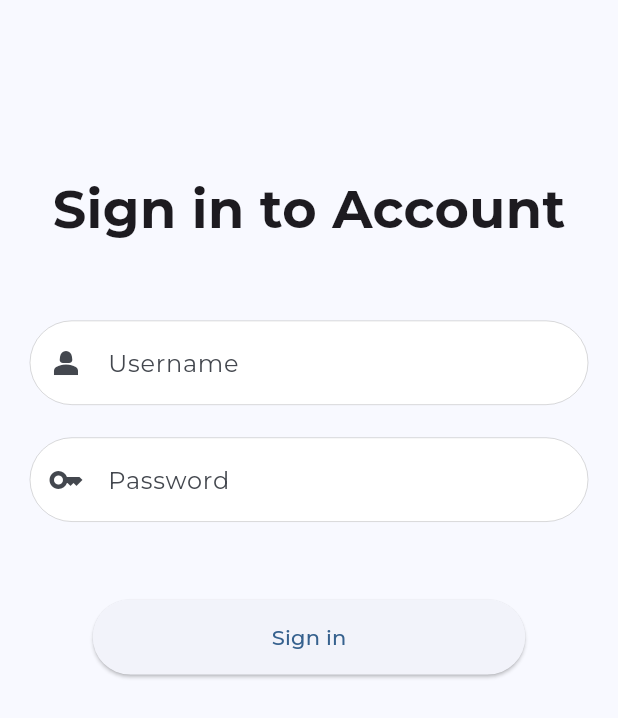
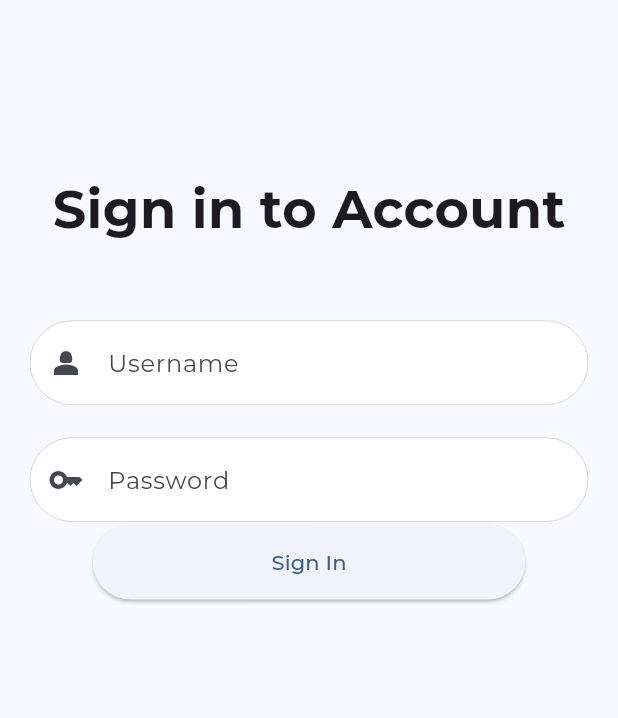
Before and after one commit to abhijithu1/medconnectapp, a Flutter app: the screen it shows after launch, on a phone screen of 412 x 824 dp. Shown: the top 718 px of the screen. Run offline on Flutter 3.47's test engine with Material 3 defaults, Android fonts, the phone set to English and light mode, and no system bars; our stand-ins replace flutter_secure_storage, get, google_fonts, shared_preferences; missing offline and left inert: mconnect.

Commit message:
Update authview.dart

```diff
--- a/lib/auth/authview.dart
+++ b/lib/auth/authview.dart
@@ -1,45 +1,15 @@
 import 'package:flutter/material.dart';
-import 'package:get/get.dart';
-import 'package:medconnectapp/auth/authrequest.dart';
-
-class AuthController extends GetxController {
-  var usercntl = TextEditingController();
-  var passcntl = TextEditingController();
-
-  var isUserValid = true.obs;
-  var isPassValid = true.obs;
-
-  void validateUser() {
-    isUserValid.value = usercntl.text.isNotEmpty;
-  }
-
-  void validatePass() {
-    isPassValid.value = passcntl.text.isNotEmpty;
-  }
-
-  bool validateForm() {
-    validateUser();
-    validatePass();
-    return isUserValid.value && isPassValid.value;
-  }
-
-  @override
-  void onClose() {
-    usercntl.dispose();
-    passcntl.dispose();
-    super.onClose();
-  }
-}
+import 'package:mconnect/auth/authreq.dart';
 
 class AuthPage extends StatelessWidget {
-  AuthPage({super.key});
-
-  final AuthController _authController = Get.put(AuthController());
+  const AuthPage({super.key});
 
   @override
   Widget build(BuildContext context) {
     final _screenheight = MediaQuery.of(context).size.height;
     final _screenwidth = MediaQuery.of(context).size.width;
+    final _usercntl = TextEditingController();
+    final _passcntl = TextEditingController();
 
     return Scaffold(
       body: SafeArea(
@@ -63,67 +33,62 @@ class AuthPage extends StatelessWidget {
                 ),
                 Container(
                   height: _screenheight * 0.07031547,
-                  child: Obx(() => TextField(
-                        controller: _authController.usercntl,
+                  child: TextField(
+                    controller: _usercntl,
                     decoration: InputDecoration(
                       filled: true,
                       prefixIcon: Icon(Icons.person_2),
                       fillColor: Colors.white,
+
+                      // focusColor: AdvColors.loginfield,
+                      // hoverColor: AdvColors.loginfield,
                       enabledBorder: OutlineInputBorder(
                           borderRadius: BorderRadius.circular(35),
                           borderSide: BorderSide(width: 0.1)),
                       focusedBorder: OutlineInputBorder(
                           borderRadius: BorderRadius.circular(35),
                           borderSide: BorderSide(width: 0.5)),
+                      disabledBorder: OutlineInputBorder(
+                        borderRadius: BorderRadius.circular(35),
+                      ),
                       hintText: "Username",
-                          errorText: _authController.isUserValid.value
-                              ? null
-                              : "Username cannot be empty",
                     ),
-                        onChanged: (value) => _authController.validateUser(),
-                      )),
+                  ),
                 ),
                 SizedBox(
                   height: 20,
                 ),
                 Container(
                   height: _screenheight * 0.07031547,
-                  child: Obx(() => TextField(
-                        controller: _authController.passcntl,
+                  child: TextField(
+                    controller: _passcntl,
                     decoration: InputDecoration(
                       filled: true,
                       prefixIcon: Icon(Icons.key),
                       fillColor: Colors.white,
+                      // focusColor: AdvColors.loginfield,
+                      // hoverColor: AdvColors.loginfield,
                       enabledBorder: OutlineInputBorder(
                           borderRadius: BorderRadius.circular(35),
                           borderSide: BorderSide(width: 0.1)),
                       focusedBorder: OutlineInputBorder(
                           borderRadius: BorderRadius.circular(35),
                           borderSide: BorderSide(width: 0.5)),
+                      disabledBorder: OutlineInputBorder(
+                        borderRadius: BorderRadius.circular(35),
+                      ),
                       hintText: "Password",
-                          errorText: _authController.isPassValid.value
-                              ? null
-                              : "Password cannot be empty",
                     ),
-                        obscureText: true,
-                        onChanged: (value) => _authController.validatePass(),
-                      )),
                   ),
-                SizedBox(
-                  height: 50,
                 ),
                 SizedBox(
                     height: 50,
                     width: _screenwidth * 0.7,
                     child: ElevatedButton(
                       onPressed: () {
-                        if (_authController.validateForm()) {
-                          getToken(
-                              _authController.usercntl.text,
-                              _authController.passcntl.text);
-                        }
+                        getToken("admin", "nandu123");
                       },
-                      child: Text('Sign in'),
+                      child: Text('Sign In'),
                     ))
               ],
             ),
```
Lines whose indentation alone changed are shown as unchanged.
